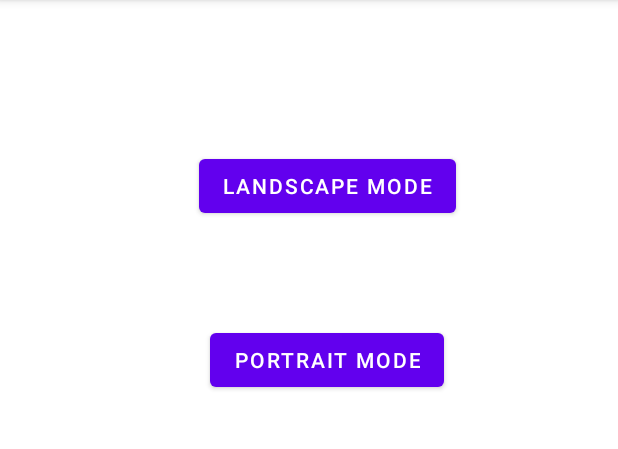
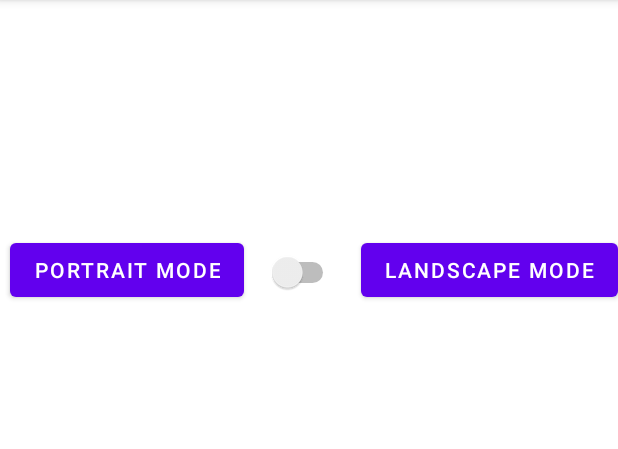
Before and after one commit to HarshPanchal18/playground, an Android app: the ScreenRotation screen opened directly, with no data from a screen before it, on a phone screen of 412 x 824 dp, the part 84-533 px from its top. Run offline under Robolectric (Android 15) with nearby library versions, the light colour scheme and no system bars.

Commit message:
Added fragments
Added fragments for Bottom Tab, updated to switch ScreenRotation.kt and minor fixes

```diff
--- a/app/src/main/java/com/example/playground/activities/ScreenRotation.kt
+++ b/app/src/main/java/com/example/playground/activities/ScreenRotation.kt
@@ -1,9 +1,9 @@
 package com.example.playground.activities
 
 import android.content.pm.ActivityInfo
+import android.os.Bundle
+import android.widget.Switch
 import androidx.appcompat.app.AppCompatActivity
-import android.os.Bundle
-import android.widget.Button
 import com.example.playground.R
 
 class ScreenRotation : AppCompatActivity() {
@@ -11,16 +11,12 @@ class ScreenRotation : AppCompatActivity() {
         super.onCreate(savedInstanceState)
         setContentView(R.layout.activity_rotation)
 
-        val Land: Button =findViewById(R.id.landscapebtn)
-        val Port: Button =findViewById(R.id.portbtn)
+        val oswitch:Switch =findViewById(R.id.orientationswitch)
 
-        Land!!.setOnClickListener {
-            requestedOrientation = ActivityInfo.SCREEN_ORIENTATION_LANDSCAPE
+        oswitch.setOnCheckedChangeListener { _, on ->
+            requestedOrientation =
+                if (on) ActivityInfo.SCREEN_ORIENTATION_LANDSCAPE
+                else ActivityInfo.SCREEN_ORIENTATION_PORTRAIT
         }
-
-        Port!!.setOnClickListener {
-            requestedOrientation = ActivityInfo.SCREEN_ORIENTATION_PORTRAIT
-        }
-
     }
 }
--- a/app/src/main/res/layout/activity_rotation.xml
+++ b/app/src/main/res/layout/activity_rotation.xml
@@ -12,12 +12,12 @@
         android:layout_height="wrap_content"
         android:layout_below="@+id/landscapebtn"
         android:layout_centerHorizontal="true"
-        android:layout_marginTop="68dp"
+        android:layout_marginTop="156dp"
         android:text="Portrait Mode"
         app:layout_constraintEnd_toEndOf="parent"
-        app:layout_constraintHorizontal_bias="0.547"
+        app:layout_constraintHorizontal_bias="0.025"
         app:layout_constraintStart_toStartOf="parent"
-        app:layout_constraintTop_toBottomOf="@+id/landscapebtn" />
+        app:layout_constraintTop_toTopOf="parent" />
 
     <Button
         android:id="@+id/landscapebtn"
@@ -25,11 +25,20 @@
         android:layout_height="wrap_content"
         android:layout_alignParentTop="true"
         android:layout_centerHorizontal="true"
-        android:layout_marginTop="100dp"
+        android:layout_marginTop="156dp"
         android:text="LandScape Mode"
         app:layout_constraintEnd_toEndOf="parent"
-        app:layout_constraintHorizontal_bias="0.55"
+        app:layout_constraintHorizontal_bias="1.0"
         app:layout_constraintStart_toStartOf="parent"
         app:layout_constraintTop_toTopOf="parent" />
 
+    <Switch
+        android:id="@+id/orientationswitch"
+        android:layout_width="wrap_content"
+        android:layout_height="wrap_content"
+        android:layout_marginTop="168dp"
+        app:layout_constraintEnd_toStartOf="@+id/landscapebtn"
+        app:layout_constraintStart_toEndOf="@+id/portbtn"
+        app:layout_constraintTop_toTopOf="parent" />
+
 </androidx.constraintlayout.widget.ConstraintLayout>
```
Also changed, not shown: app/src/main/AndroidManifest.xml (+9 -1 lines), app/src/main/java/com/example/playground/MainActivity.kt (+9 -7 lines), app/src/main/java/com/example/playground/fragments/AddFragrment.kt (added, +17 -0 lines), app/src/main/java/com/example/playground/fragments/HomeFragment.kt (added, +11 -0 lines), app/src/main/java/com/example/playground/fragments/ProfileFragment.kt (added, +11 -0 lines), app/src/main/res/layout/activity_add_fragrment.xml (added, +17 -0 lines), app/src/main/res/layout/activity_home_fragment.xml (added, +17 -0 lines), app/src/main/res/layout/activity_profile_fragment.xml (added, +17 -0 lines), app/src/main/res/values/colors.xml (+7 -0 lines), 1 other file.
